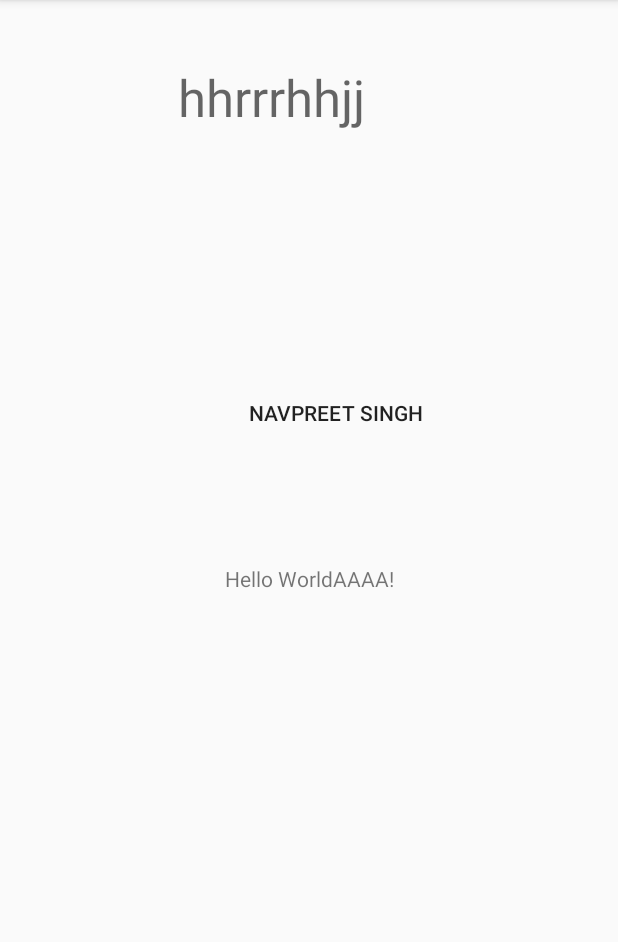
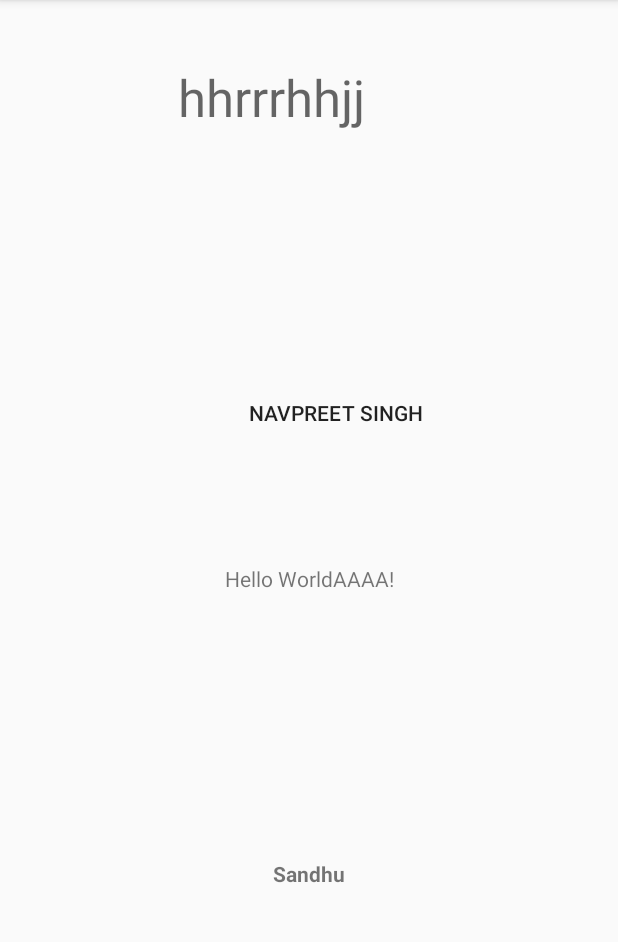
Before and after one commit to NavSGill/NewSkype, an Android app: the screen it shows after launch (MainActivity), on a phone screen of 412 x 824 dp, the part 84-1026 px from its top. Run offline under Robolectric (Android 15) with nearby library versions, the phone set to English and light mode, and no system bars.

Commit message:
guramrit2

```diff
--- a/app/src/main/res/layout/activity_main.xml
+++ b/app/src/main/res/layout/activity_main.xml
@@ -51,4 +51,19 @@
         app:layout_constraintHorizontal_bias="0.565"
         app:layout_constraintVertical_bias="0.351" />
 
+    <TextView
+        android:id="@+id/textView4"
+        android:layout_width="wrap_content"
+        android:layout_height="wrap_content"
+        android:layout_marginBottom="7dp"
+        android:layout_marginLeft="8dp"
+        android:layout_marginRight="8dp"
+        android:layout_marginTop="8dp"
+        android:text="Sandhu"
+        android:textStyle="bold"
+        app:layout_constraintBottom_toBottomOf="parent"
+        app:layout_constraintLeft_toLeftOf="parent"
+        app:layout_constraintRight_toRightOf="parent"
+        app:layout_constraintTop_toBottomOf="@+id/textView3" />
+
 </android.support.constraint.ConstraintLayout>
```
